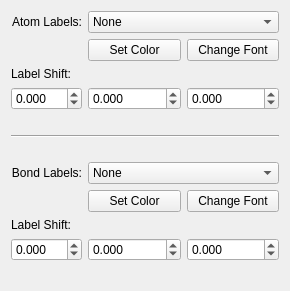
Before: the Qt Designer form libavogadro/src/engines/labelsettingswidget.ui in cryos/avogadro, drawn with Qt 5.
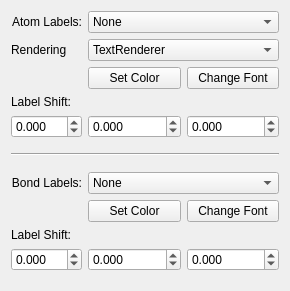
After: the same form once the commit is applied.

Commit message: Added new text renderer

```diff
--- a/libavogadro/src/engines/labelsettingswidget.ui
+++ b/libavogadro/src/engines/labelsettingswidget.ui
@@ -17,7 +17,7 @@
    </size>
   </property>
   <layout class="QGridLayout">
-   <item row="12" column="1">
+   <item row="13" column="1">
     <spacer>
      <property name="orientation">
       <enum>Qt::Vertical</enum>
@@ -112,7 +112,7 @@
      </item>
     </widget>
    </item>
-   <item row="4" column="0">
+   <item row="5" column="0">
     <widget class="QDoubleSpinBox" name="xDisplSpinBox">
      <property name="enabled">
       <bool>true</bool>
@@ -131,7 +131,7 @@
      </property>
     </widget>
    </item>
-   <item row="4" column="2">
+   <item row="5" column="2">
     <widget class="QDoubleSpinBox" name="zDisplSpinBox">
      <property name="enabled">
       <bool>true</bool>
@@ -147,7 +147,7 @@
      </property>
     </widget>
    </item>
-   <item row="8" column="0">
+   <item row="9" column="0">
     <widget class="QLabel" name="label_2">
      <property name="sizePolicy">
       <sizepolicy hsizetype="Minimum" vsizetype="Preferred">
@@ -166,7 +166,7 @@
      </property>
     </widget>
    </item>
-   <item row="4" column="1">
+   <item row="5" column="1">
     <widget class="QDoubleSpinBox" name="yDisplSpinBox">
      <property name="enabled">
       <bool>true</bool>
@@ -201,7 +201,7 @@
      </property>
     </widget>
    </item>
-   <item row="8" column="1" colspan="2">
+   <item row="9" column="1" colspan="2">
     <widget class="QComboBox" name="bondType">
      <property name="sizePolicy">
       <sizepolicy hsizetype="Preferred" vsizetype="Fixed">
@@ -248,7 +248,7 @@
      </item>
     </widget>
    </item>
-   <item row="5" column="1">
+   <item row="6" column="1">
     <spacer name="verticalSpacer">
      <property name="orientation">
       <enum>Qt::Vertical</enum>
@@ -261,35 +261,35 @@
      </property>
     </spacer>
    </item>
-   <item row="1" column="2">
+   <item row="2" column="2">
     <widget class="QPushButton" name="atomFont">
      <property name="text">
       <string>Change Font</string>
      </property>
     </widget>
    </item>
-   <item row="1" column="1">
+   <item row="2" column="1">
     <widget class="QPushButton" name="atomColor">
      <property name="text">
       <string>Set Color</string>
      </property>
     </widget>
    </item>
-   <item row="9" column="1">
+   <item row="10" column="1">
     <widget class="QPushButton" name="bondColor">
      <property name="text">
       <string>Set Color</string>
      </property>
     </widget>
    </item>
-   <item row="9" column="2">
+   <item row="10" column="2">
     <widget class="QPushButton" name="bondFont">
      <property name="text">
       <string>Change Font</string>
      </property>
     </widget>
    </item>
-   <item row="1" column="0">
+   <item row="2" column="0">
     <widget class="QLabel" name="atomLabel">
      <property name="sizePolicy">
       <sizepolicy hsizetype="Minimum" vsizetype="Preferred">
@@ -314,7 +314,7 @@
      </property>
     </widget>
    </item>
-   <item row="9" column="0">
+   <item row="10" column="0">
     <widget class="QLabel" name="bondLabel">
      <property name="sizePolicy">
       <sizepolicy hsizetype="Minimum" vsizetype="Preferred">
@@ -336,14 +336,14 @@
      </property>
     </widget>
    </item>
-   <item row="6" column="0" colspan="3">
+   <item row="7" column="0" colspan="3">
     <widget class="Line" name="line">
      <property name="orientation">
       <enum>Qt::Horizontal</enum>
      </property>
     </widget>
    </item>
-   <item row="11" column="0">
+   <item row="12" column="0">
     <widget class="QDoubleSpinBox" name="xBondDisplSpinBox">
      <property name="enabled">
       <bool>true</bool>
@@ -362,7 +362,7 @@
      </property>
     </widget>
    </item>
-   <item row="11" column="1">
+   <item row="12" column="1">
     <widget class="QDoubleSpinBox" name="yBondDisplSpinBox">
      <property name="enabled">
       <bool>true</bool>
@@ -378,7 +378,7 @@
      </property>
     </widget>
    </item>
-   <item row="11" column="2">
+   <item row="12" column="2">
     <widget class="QDoubleSpinBox" name="zBondDisplSpinBox">
      <property name="enabled">
       <bool>true</bool>
@@ -394,7 +394,7 @@
      </property>
     </widget>
    </item>
-   <item row="10" column="0">
+   <item row="11" column="0">
     <widget class="QLabel" name="originLabel">
      <property name="enabled">
       <bool>true</bool>
@@ -416,7 +416,7 @@
      </property>
     </widget>
    </item>
-   <item row="3" column="0">
+   <item row="4" column="0">
     <widget class="QLabel" name="originLabel">
      <property name="enabled">
       <bool>true</bool>
@@ -438,7 +438,7 @@
      </property>
     </widget>
    </item>
-   <item row="7" column="1">
+   <item row="8" column="1">
     <spacer name="verticalSpacer_2">
      <property name="orientation">
       <enum>Qt::Vertical</enum>
@@ -451,6 +451,33 @@
      </property>
     </spacer>
    </item>
+   <item row="1" column="1" colspan="2">
+    <widget class="QComboBox" name="atomRendering">
+     <property name="sizePolicy">
+      <sizepolicy hsizetype="Preferred" vsizetype="Fixed">
+       <horstretch>0</horstretch>
+       <verstretch>0</verstretch>
+      </sizepolicy>
+     </property>
+     <item>
+      <property name="text">
+       <string>TextRenderer</string>
+      </property>
+     </item>
+     <item>
+      <property name="text">
+       <string>Qt</string>
+      </property>
+     </item>
+    </widget>
+   </item>
+   <item row="1" column="0">
+    <widget class="QLabel" name="label_3">
+     <property name="text">
+      <string>Rendering</string>
+     </property>
+    </widget>
+   </item>
   </layout>
  </widget>
  <resources/>
```
The commit also changes 4 other files.
